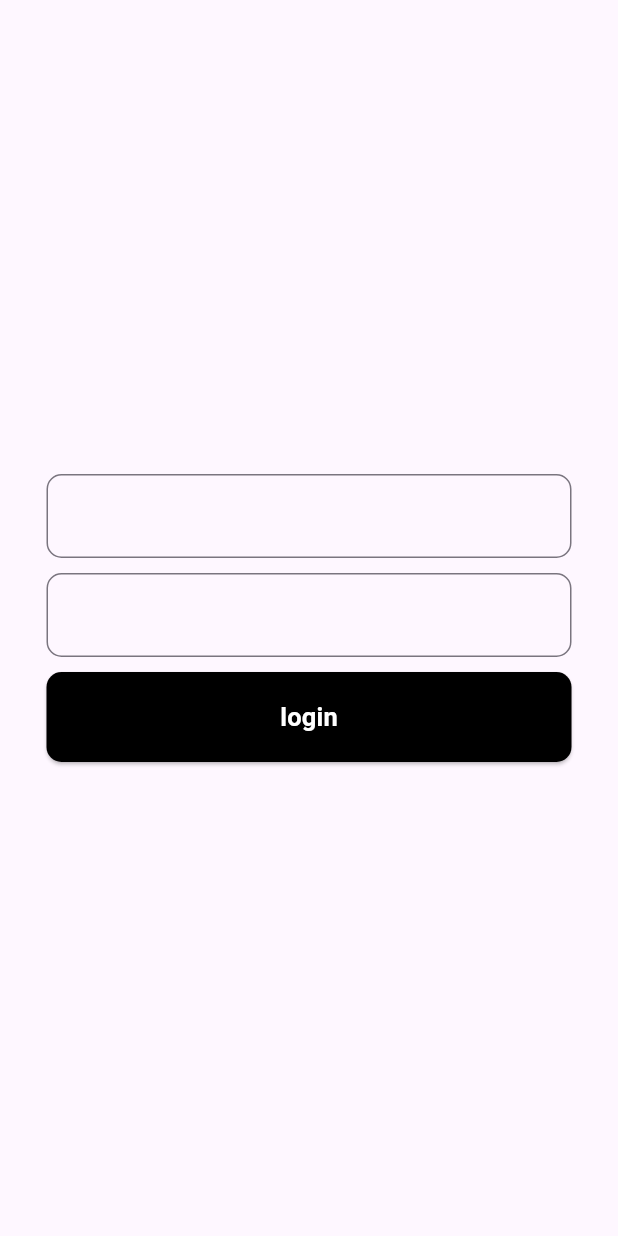
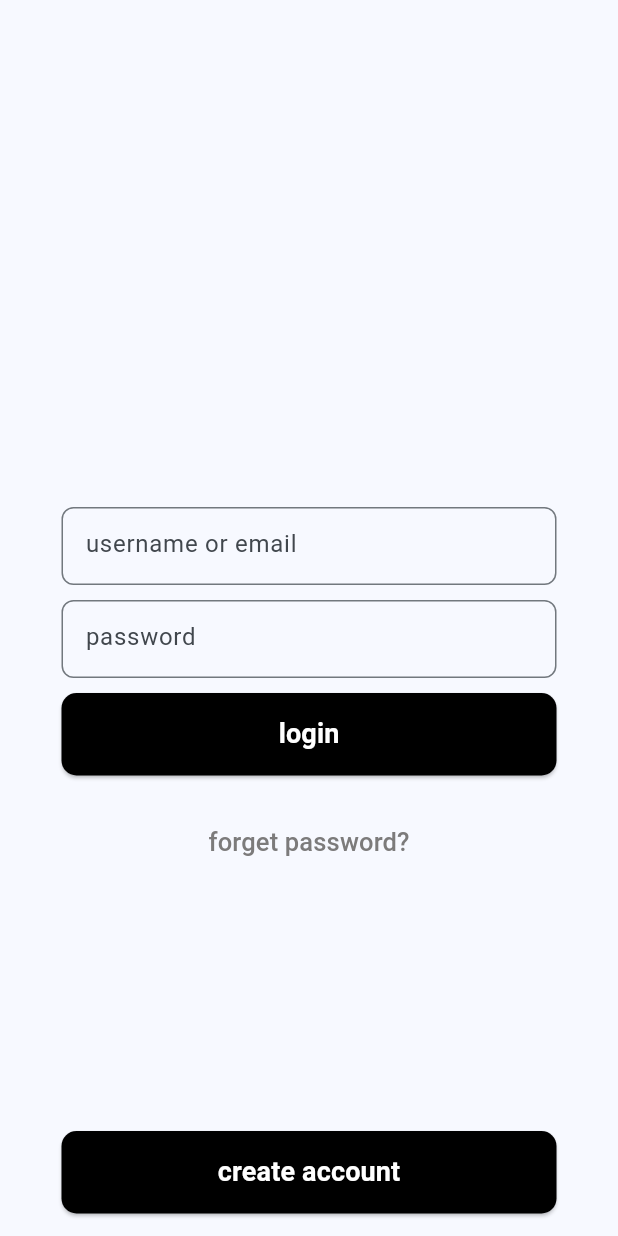
Before and after one commit to Python-Django-Projects/trend, a Flutter app: the screen it shows after launch, on a phone screen of 412 x 824 dp. Run offline on Flutter 3.47's test engine with Material 3 defaults, Android fonts, the light colour scheme and no system bars.

Commit message:
login page

```diff
--- a/Frontend/social_media/lib/features/auth/presentation/login.dart
+++ b/Frontend/social_media/lib/features/auth/presentation/login.dart
@@ -1,5 +1,6 @@
 import 'package:flutter/material.dart';
-import 'package:social_media/features/auth/widgets/CustomEleveatedButton.dart';
+import 'package:social_media/features/auth/widgets/customEleveatedButton.dart';
+import 'package:social_media/features/auth/widgets/customText.dart';
 
 class LoginPage extends StatelessWidget {
   const LoginPage({super.key});
@@ -11,32 +12,42 @@ class LoginPage extends StatelessWidget {
         body: Center(
           child: Container(
             // color: Colors.red,
-            width: 350,
+            width: 330,
             child: Column(
               mainAxisAlignment: MainAxisAlignment.center,
               children: [
-                TextField(
-                  decoration: InputDecoration(
-                    border: OutlineInputBorder(
-                      borderRadius: BorderRadius.circular(10),
+                Spacer(
+                  flex: 2,
+                ),
+                CustomText(hitText: 'username or email'),
+                SizedBox(height: 10),
+                CustomText(
+                  hitText: 'password',
+                ),
+                SizedBox(height: 10),
+                CustomElevatedButton(
+                  onPressed: () {},
+                  text: 'login',
+                ),
+                SizedBox(
+                  height: 20,
+                ),
+                TextButton(
+                  onPressed: () {},
+                  child: Text(
+                    'forget password?',
+                    style: TextStyle(
+                      fontSize: 17,
+                      color: Color.fromARGB(255, 124, 123, 123),
                     ),
                   ),
                 ),
-                SizedBox(height: 10),
-                TextField(
-                  decoration: InputDecoration(
-                    border: OutlineInputBorder(
-                      borderRadius: BorderRadius.circular(10),
-                    ),
-                  ),
+                Spacer(flex: 1),
+                Padding(
+                  padding: const EdgeInsets.only(bottom: 15.0),
+                  child: CustomElevatedButton(
+                      text: 'create account', onPressed: () {}),
                 ),
-                SizedBox(
-                  height: 10,
-                ),
-                CustomElevatedButton(
-                  onPressed: () {},
-                  text: 'login',
-                )
               ],
             ),
           ),
--- a/Frontend/social_media/lib/features/auth/widgets/CustomEleveatedButton.dart
+++ b/Frontend/social_media/lib/features/auth/widgets/CustomEleveatedButton.dart
@@ -10,17 +10,19 @@ class CustomElevatedButton extends StatelessWidget {
   Widget build(BuildContext context) {
     return Container(
       width: double.infinity,
-      height: 60,
+      height: 55,
       child: ElevatedButton(
         onPressed: onPressed,
         style: ElevatedButton.styleFrom(
-            backgroundColor: Colors.black,
-            foregroundColor: Colors.white,
-            shape: RoundedRectangleBorder(
-                borderRadius: BorderRadius.circular(10))),
+          backgroundColor: Colors.black,
+          foregroundColor: Colors.white,
+          shape: RoundedRectangleBorder(
+            borderRadius: BorderRadius.circular(10),
+          ),
+        ),
         child: Text(
           text,
-          style: TextStyle(fontWeight: FontWeight.bold, fontSize: 17),
+          style: TextStyle(fontWeight: FontWeight.bold, fontSize: 18),
         ),
       ),
     );
--- /dev/null
+++ b/Frontend/social_media/lib/features/auth/widgets/customText.dart
@@ -0,0 +1,30 @@
+import 'package:flutter/material.dart';
+
+class CustomText extends StatelessWidget {
+  final String? hitText;
+  final Color? backgroundColor;
+  const CustomText({Key? key, required this.hitText, this.backgroundColor});
+
+  @override
+  Widget build(BuildContext context) {
+    return Container(
+      height: 52,
+      child: TextField(
+        decoration: InputDecoration(
+          hintText: hitText,
+          border: OutlineInputBorder(
+            borderRadius: BorderRadius.circular(8),
+            borderSide:
+                BorderSide(color: Colors.black), // Change the color here
+          ),
+          focusedBorder: OutlineInputBorder(
+            borderRadius: BorderRadius.circular(8),
+            borderSide: BorderSide(
+                color: Colors.blue,
+                width: 2), // Change the color and thickness here
+          ),
+        ),
+      ),
+    );
+  }
+}
--- a/Frontend/social_media/lib/main.dart
+++ b/Frontend/social_media/lib/main.dart
@@ -11,11 +11,7 @@ class MyApp extends StatelessWidget {
   @override
   Widget build(BuildContext context) {
     return MaterialApp(
-      title: 'Flutter Demo',
-      theme: ThemeData(
-        colorScheme: ColorScheme.fromSeed(seedColor: Colors.deepPurple),
-        useMaterial3: true,
-      ),
+      theme: ThemeData(colorSchemeSeed: Colors.lightBlue),
       home: LoginPage(),
     );
   }
```
